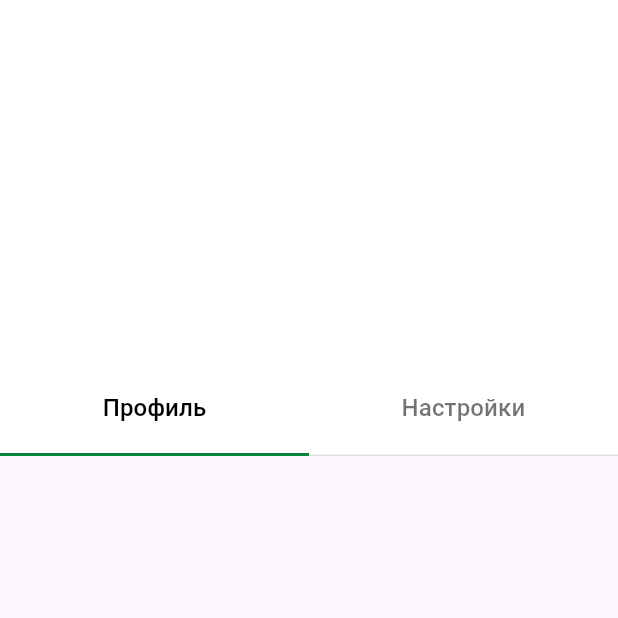
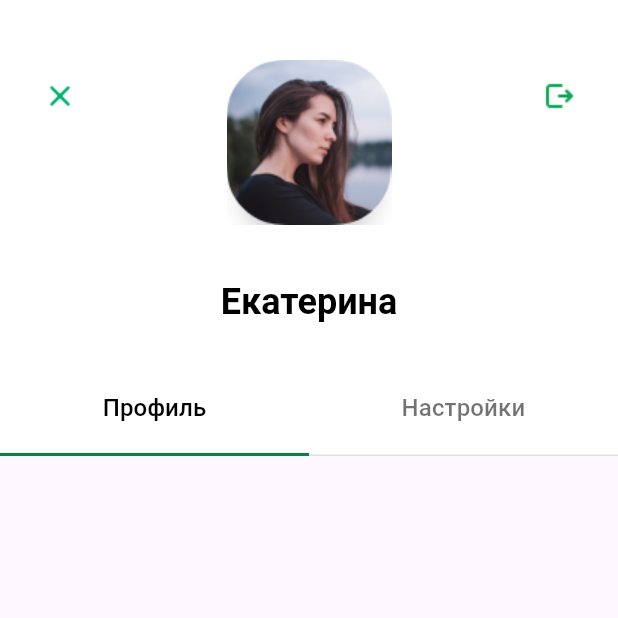
Before and after one commit to SergeyOvsyannikovMib/Lab3, a Flutter app: the screen it shows after launch, on a phone screen of 412 x 824 dp, the top half of it. Run offline on Flutter 3.47's test engine with Material 3 defaults, Android fonts, the phone set to English and light mode, and no system bars; Roboto replaces fonts that are missing (SFProText).

Commit message:
добавлены ассеты, шапка и содержимое вкладки настроек

```diff
--- /dev/null
+++ b/lib/screenProfile/screenElements/AccountWidget.dart
@@ -0,0 +1,38 @@
+import 'package:flutter/material.dart';
+
+class AccountWidget extends StatelessWidget {
+  const AccountWidget({super.key} );
+
+  @override
+  Widget build(BuildContext context) {
+    return Stack(
+      alignment: Alignment.topCenter,
+      children: [
+        Row(
+          mainAxisAlignment: MainAxisAlignment.spaceBetween,
+          children: [ IconButton(onPressed:(){} ,
+              icon: const Image(image: AssetImage('assets/exit_screen.png'),
+                  width: 24, height: 24)),
+            IconButton(onPressed:(){} ,
+                icon: const Image(image: AssetImage('assets/exit_account.png'),
+                    width: 24, height: 24))],
+        ),
+        const Column(
+          children: [Image(image: AssetImage('assets/photo.png'),
+              width: 110, height: 110),
+            SizedBox(height: 36),
+            Text("Екатерина",
+              style: TextStyle(
+                decoration: TextDecoration.none,
+                color: Colors.black,
+                fontSize: 24,
+                fontFamily: 'SFProText',
+                fontWeight: FontWeight.w700,
+              ),
+            ),
+          ],
+        )
+      ],
+    );
+  }
+}
--- a/lib/screenProfile/screenElements/TabBarMainScreen.dart
+++ b/lib/screenProfile/screenElements/TabBarMainScreen.dart
@@ -1,4 +1,7 @@
 import 'package:flutter/material.dart';
+import 'package:lab2_test/screenProfile/screenElements/tabBarProfileWidgets/TabBarProfile.dart';
+import 'package:lab2_test/screenProfile/screenElements/tabBarSettingsWidget/TabBarSettings.dart';
+import 'AccountWidget.dart';
 
 class TabBarMainScreen extends StatelessWidget {
   const TabBarMainScreen({super.key});
@@ -45,10 +48,12 @@ class TabBarMainScreen extends StatelessWidget {
                 ]
             ),
             toolbarHeight: 256,
+            title: const AccountWidget()
           ),
           body: const TabBarView(
             children: [
-
+              TabBarProfile(),
+              TabBarSettings()
             ],
           ),
         ),
--- /dev/null
+++ b/lib/screenProfile/screenElements/tabBarProfileWidgets/TabBarProfile.dart
@@ -0,0 +1,15 @@
+import 'package:flutter/material.dart';
+
+class TabBarProfile extends StatelessWidget {
+  const TabBarProfile({super.key} );
+
+  @override
+  Widget build(BuildContext context) {
+    return const SingleChildScrollView(
+      padding: EdgeInsets.fromLTRB(16, 30, 0, 30),
+      child: Column(
+        children: [], // TODO
+      ),
+    );
+  }
+}
--- /dev/null
+++ b/lib/screenProfile/screenElements/tabBarSettingsWidget/TabBarSettings.dart
@@ -0,0 +1,14 @@
+import 'package:flutter/material.dart';
+
+class TabBarSettings extends StatelessWidget {
+  const TabBarSettings({super.key} );
+
+  @override
+  Widget build(BuildContext context) {
+    return const SizedBox(
+      width: 30.0,
+      height: 30,
+      child: Tab(text: 'Здесь могла быть ваша реклама'),
+    );
+  }
+}
--- a/pubspec.yaml
+++ b/pubspec.yaml
@@ -57,6 +57,8 @@ flutter:
   # included with your application, so that you can use the icons in
   # the material Icons class.
   uses-material-design: true
+  assets:
+    - assets/
 
   # To add assets to your application, add an assets section, like this:
   # assets:
```
Also changed, not shown: assets/arrows_forward_back.png (added), assets/disclosure.png (added), assets/exit_account.png (added), assets/exit_screen.png (added), assets/percent.png (added), assets/percent_circle.png (added), assets/photo.png (added), assets/sber_icon.png (added), assets/speedometer.png (added), 1 other file.
